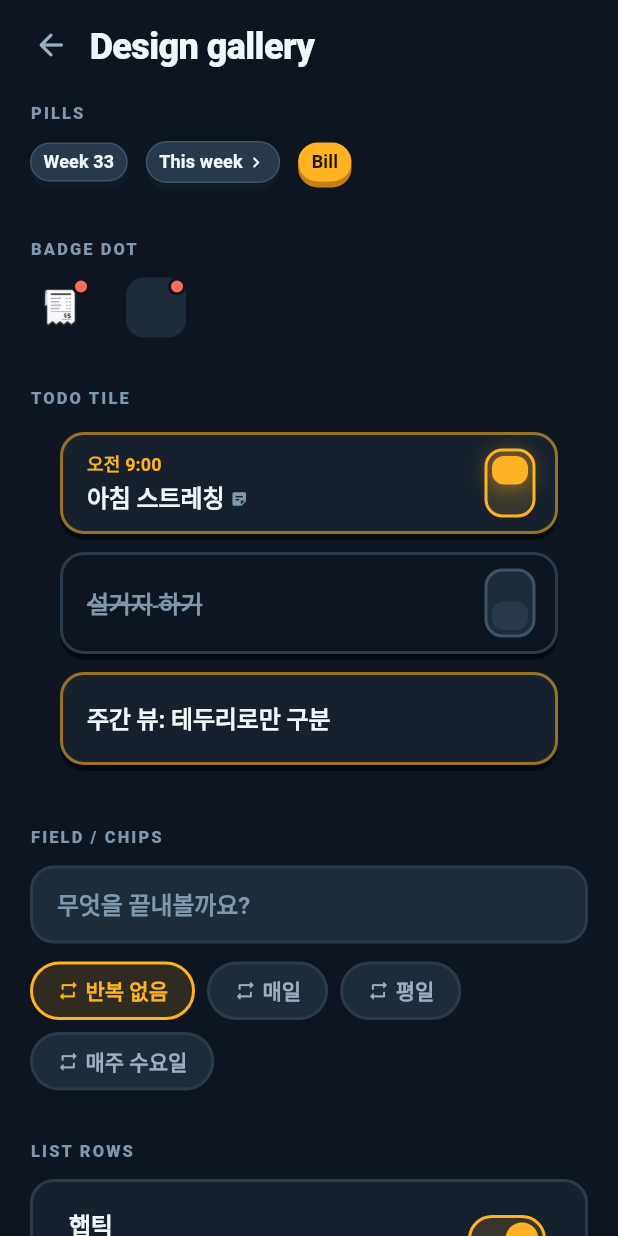
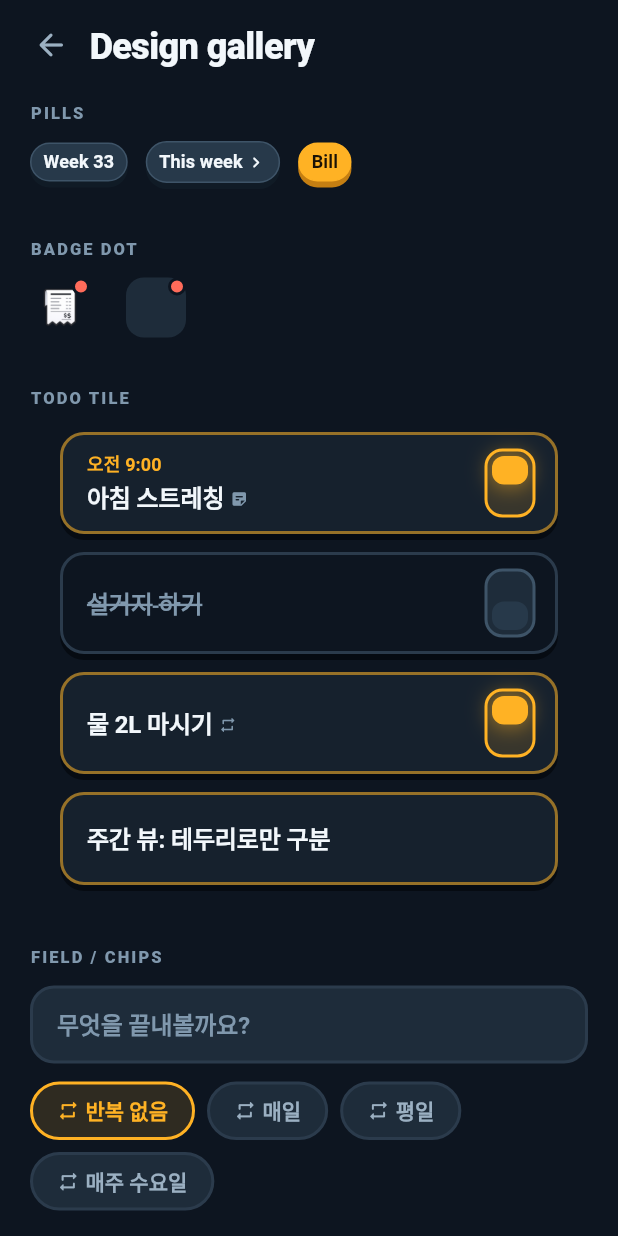
Before and after one commit to RyanYJOh/unwind, a Flutter app: the DesignGalleryScreen widget shown alone on an empty page, opened directly, scrolled down 1728 dp, on a phone screen of 412 x 824 dp. Run offline on Flutter 3.47's test engine with Material 3 defaults, Android fonts, the phone set to English and light mode, and no system bars; our stand-ins replace drift, drift_flutter, flutter_local_notifications, flutter_riverpod, flutter_timezone, in_app_review and 3 more; missing offline and left inert: mixpanel_flutter; accounts and stored records are empty; generated files the repository leaves out were written again; Roboto replaces fonts that are missing (Pretendard).

Commit message:
반복 항목 타일 제목 끝에 반복 아이콘을 단다
Co-Authored-By: Claude Fable 5 <noreply@anthropic.com>

```diff
--- a/lib/features/dev/design_gallery_screen.dart
+++ b/lib/features/dev/design_gallery_screen.dart
@@ -188,6 +188,16 @@ class _DesignGalleryScreenState extends State<DesignGalleryScreen> {
                 title: '설거지 하기',
                 isOn: false,
                 isDone: true,
+                switchSemanticsOn: 'On',
+                switchSemanticsOff: 'Off',
+                onToggle: () {},
+                onTap: () {},
+              ),
+              // 반복 항목 — 제목 끝 반복 아이콘 (메모 아이콘과 같은 문법)
+              UnwindTodoTile(
+                title: '물 2L 마시기',
+                isOn: true,
+                hasRepeat: true,
                 switchSemanticsOn: 'On',
                 switchSemanticsOff: 'Off',
                 onToggle: () {},
--- a/lib/features/today/today_screen.dart
+++ b/lib/features/today/today_screen.dart
@@ -666,6 +666,7 @@ class _TodayScreenState extends ConsumerState<TodayScreen>
       child: UnwindTodoTile(
         title: todo.title,
         hasMemo: (todo.memo ?? '').trim().isNotEmpty,
+        hasRepeat: todo.recurrenceId != null,
         timeLabel: todo.scheduledTimeMinutes == null
             ? null
             : MaterialLocalizations.of(context).formatTimeOfDay(
--- a/lib/features/week/week_screen.dart
+++ b/lib/features/week/week_screen.dart
@@ -354,6 +354,7 @@ class _WeekTodoRow extends ConsumerWidget {
       child: UnwindTodoTile(
         title: todo.title,
         hasMemo: (todo.memo ?? '').trim().isNotEmpty,
+        hasRepeat: todo.recurrenceId != null,
         timeLabel: todo.scheduledTimeMinutes == null
             ? null
             : MaterialLocalizations.of(context).formatTimeOfDay(
--- a/lib/ui/unwind_todo_tile.dart
+++ b/lib/ui/unwind_todo_tile.dart
@@ -46,6 +46,10 @@ class UnwindTodoTile extends StatelessWidget {
   /// 존재만 알린다 (홈 2026-08-23).
   final bool hasMemo;
 
+  /// 반복 항목이면 제목 끝에 작은 반복 아이콘을 단다 — 메모 아이콘과 같은
+  /// 문법 (2026-08-27). 규칙 내용이 아니라 반복이라는 사실만 알린다.
+  final bool hasRepeat;
+
   const UnwindTodoTile({
     super.key,
     required this.title,
@@ -60,6 +64,7 @@ class UnwindTodoTile extends StatelessWidget {
     this.lit = 1.0,
     this.readOnlySwitch = false,
     this.hasMemo = false,
+    this.hasRepeat = false,
   });
 
   @override
@@ -152,6 +157,20 @@ class UnwindTodoTile extends StatelessWidget {
                                 ),
                               ),
                             ),
+                          if (hasRepeat)
+                            WidgetSpan(
+                              alignment: PlaceholderAlignment.middle,
+                              child: Padding(
+                                padding: const EdgeInsets.only(
+                                  left: UnwindSpacing.s4,
+                                ),
+                                child: Icon(
+                                  Icons.repeat_rounded,
+                                  size: 12,
+                                  color: UnwindColors.textMuted,
+                                ),
+                              ),
+                            ),
                         ],
                       ),
                     ),
```
